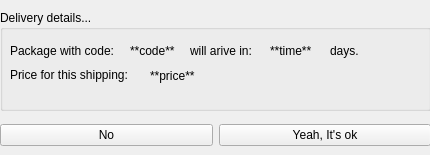
Qt form confirmationwindow.ui (mariusmg2/X-Courier) before a commit.
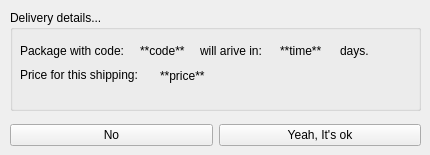
The same form after that commit.

Commit message: resized some windows

```diff
--- a/confirmationwindow.ui
+++ b/confirmationwindow.ui
@@ -29,9 +29,9 @@
    <widget class="QWidget" name="verticalLayoutWidget">
     <property name="geometry">
      <rect>
-      <x>0</x>
+      <x>10</x>
       <y>10</y>
-      <width>431</width>
+      <width>411</width>
       <height>101</height>
      </rect>
     </property>
@@ -139,9 +139,9 @@
    <widget class="QWidget" name="horizontalLayoutWidget">
     <property name="geometry">
      <rect>
-      <x>0</x>
+      <x>10</x>
       <y>120</y>
-      <width>431</width>
+      <width>411</width>
       <height>31</height>
      </rect>
     </property>
```
The commit also changes 1 other file.
